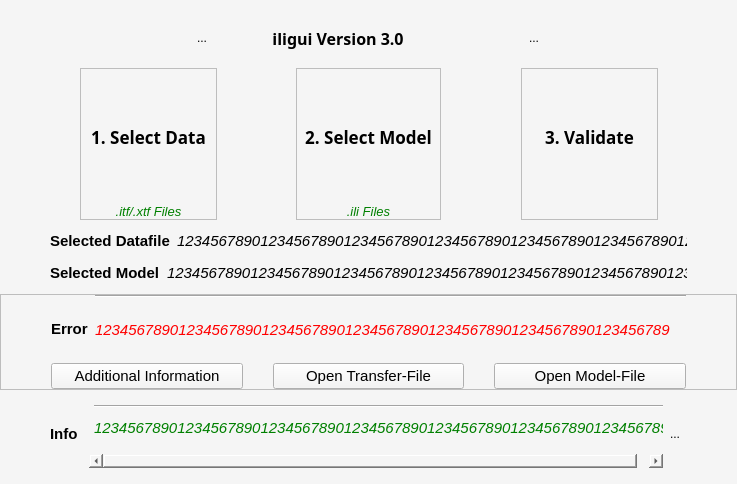
Qt form window_main.ui (MoreIceFitzGerry/iligui) before a commit.
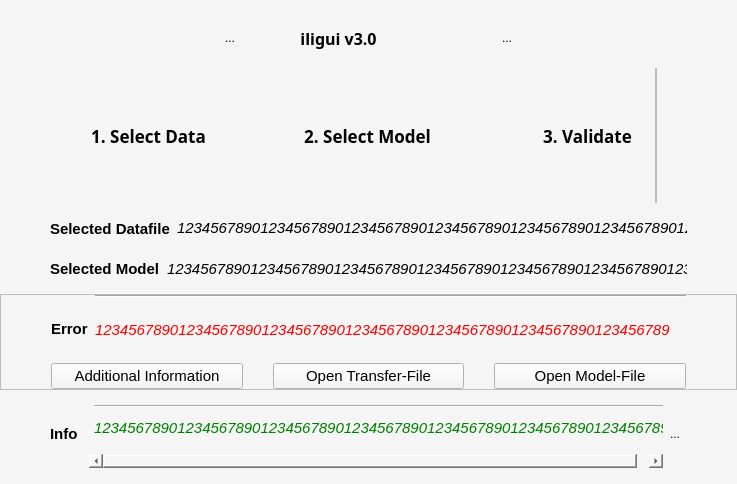
The same form after that commit. Icons and pictures are not drawn.

```diff
--- a/window_main.ui
+++ b/window_main.ui
@@ -192,7 +192,7 @@
              </font>
             </property>
             <property name="text">
-             <string>iligui Version 3.0</string>
+             <string>iligui v3.0</string>
             </property>
             <property name="alignment">
              <set>Qt::AlignCenter</set>
@@ -271,9 +271,6 @@
               <height>30</height>
              </size>
             </property>
-            <property name="checkable">
-             <bool>true</bool>
-            </property>
             <property name="autoRaise">
              <bool>true</bool>
             </property>
@@ -329,30 +326,6 @@
            </spacer>
           </item>
           <item>
-           <widget class="QFrame" name="fileselectButtonFrame">
-            <property name="frameShape">
-             <enum>QFrame::StyledPanel</enum>
-            </property>
-            <property name="frameShadow">
-             <enum>QFrame::Raised</enum>
-            </property>
-            <layout class="QVBoxLayout" name="verticalLayout_6">
-             <property name="spacing">
-              <number>0</number>
-             </property>
-             <property name="leftMargin">
-              <number>0</number>
-             </property>
-             <property name="topMargin">
-              <number>0</number>
-             </property>
-             <property name="rightMargin">
-              <number>0</number>
-             </property>
-             <property name="bottomMargin">
-              <number>0</number>
-             </property>
-             <item>
               <widget class="QToolButton" name="fileselectButton">
                <property name="sizePolicy">
                 <sizepolicy hsizetype="Fixed" vsizetype="Fixed">
@@ -420,28 +393,6 @@
               </widget>
              </item>
              <item>
-              <widget class="QLabel" name="fileselectButtontext">
-               <property name="font">
-                <font>
-                 <pointsize>10</pointsize>
-                 <italic>true</italic>
-                </font>
-               </property>
-               <property name="styleSheet">
-                <string notr="true">QLabel { color : green; }</string>
-               </property>
-               <property name="text">
-                <string>.itf/.xtf Files</string>
-               </property>
-               <property name="alignment">
-                <set>Qt::AlignCenter</set>
-               </property>
-              </widget>
-             </item>
-            </layout>
-           </widget>
-          </item>
-          <item>
            <spacer name="horizontalSpacer">
             <property name="orientation">
              <enum>Qt::Horizontal</enum>
@@ -455,30 +406,6 @@
            </spacer>
           </item>
           <item>
-           <widget class="QFrame" name="modelselectButtonFrame">
-            <property name="frameShape">
-             <enum>QFrame::StyledPanel</enum>
-            </property>
-            <property name="frameShadow">
-             <enum>QFrame::Raised</enum>
-            </property>
-            <layout class="QVBoxLayout" name="verticalLayout_7">
-             <property name="spacing">
-              <number>0</number>
-             </property>
-             <property name="leftMargin">
-              <number>0</number>
-             </property>
-             <property name="topMargin">
-              <number>0</number>
-             </property>
-             <property name="rightMargin">
-              <number>0</number>
-             </property>
-             <property name="bottomMargin">
-              <number>0</number>
-             </property>
-             <item>
               <widget class="QToolButton" name="modelselectButton">
                <property name="enabled">
                 <bool>true</bool>
@@ -552,28 +479,6 @@
               </widget>
              </item>
              <item>
-              <widget class="QLabel" name="modelselectButtontext">
-               <property name="font">
-                <font>
-                 <pointsize>10</pointsize>
-                 <italic>true</italic>
-                </font>
-               </property>
-               <property name="styleSheet">
-                <string notr="true">QLabel { color : green; }</string>
-               </property>
-               <property name="text">
-                <string>.ili Files</string>
-               </property>
-               <property name="alignment">
-                <set>Qt::AlignCenter</set>
-               </property>
-              </widget>
-             </item>
-            </layout>
-           </widget>
-          </item>
-          <item>
            <spacer name="horizontalSpacer_2">
             <property name="orientation">
              <enum>Qt::Horizontal</enum>
@@ -587,30 +492,6 @@
            </spacer>
           </item>
           <item>
-           <widget class="QFrame" name="playButtonFrame">
-            <property name="frameShape">
-             <enum>QFrame::StyledPanel</enum>
-            </property>
-            <property name="frameShadow">
-             <enum>QFrame::Raised</enum>
-            </property>
-            <layout class="QVBoxLayout" name="verticalLayout_8">
-             <property name="spacing">
-              <number>0</number>
-             </property>
-             <property name="leftMargin">
-              <number>0</number>
-             </property>
-             <property name="topMargin">
-              <number>0</number>
-             </property>
-             <property name="rightMargin">
-              <number>0</number>
-             </property>
-             <property name="bottomMargin">
-              <number>0</number>
-             </property>
-             <item>
               <widget class="QToolButton" name="playButton">
                <property name="sizePolicy">
                 <sizepolicy hsizetype="Fixed" vsizetype="Fixed">
@@ -672,21 +553,29 @@
               </widget>
              </item>
              <item>
-              <widget class="QLabel" name="playButtontext">
-               <property name="font">
-                <font>
-                 <pointsize>10</pointsize>
-                 <italic>true</italic>
-                </font>
-               </property>
-               <property name="text">
-                <string> </string>
-               </property>
-               <property name="alignment">
-                <set>Qt::AlignCenter</set>
-               </property>
-              </widget>
-             </item>
+           <widget class="QFrame" name="playButtonFrame">
+            <property name="frameShape">
+             <enum>QFrame::StyledPanel</enum>
+            </property>
+            <property name="frameShadow">
+             <enum>QFrame::Raised</enum>
+            </property>
+            <layout class="QVBoxLayout" name="verticalLayout_8">
+             <property name="spacing">
+              <number>0</number>
+             </property>
+             <property name="leftMargin">
+              <number>0</number>
+             </property>
+             <property name="topMargin">
+              <number>0</number>
+             </property>
+             <property name="rightMargin">
+              <number>0</number>
+             </property>
+             <property name="bottomMargin">
+              <number>0</number>
+             </property>
             </layout>
            </widget>
           </item>
```
Left out of the diff: 9 changed lines with no effect on the pictures. Lines whose indentation alone changed are shown as unchanged.
